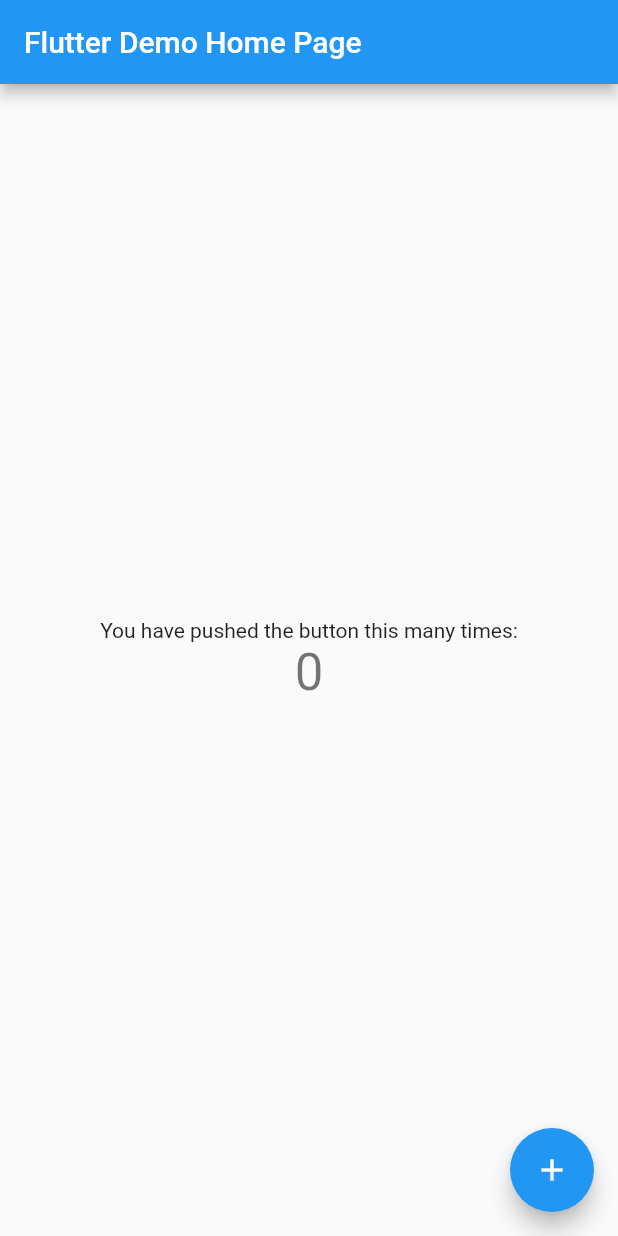
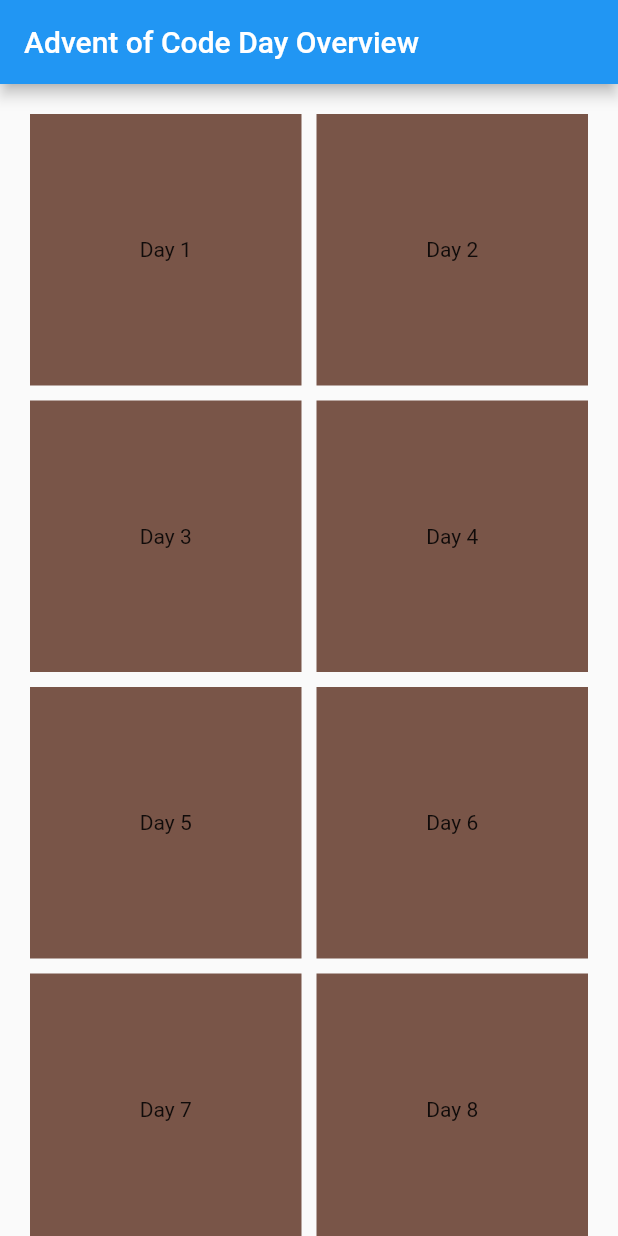
Before and after one commit to BlexSetlog/advent_of_code_2021, a Flutter app: the screen it shows after launch, on a phone screen of 412 x 824 dp. Run offline on Flutter 3.47's test engine with Material 2 defaults, Android fonts, the light colour scheme and no system bars; project files that could hold a hidden picture were left out.

Commit message:
layout draft

```diff
--- a/lib/main.dart
+++ b/lib/main.dart
@@ -1,3 +1,4 @@
+import 'package:advent_of_code_2021/shared/days_overview.dart';
 import 'package:flutter/material.dart';
 import 'package:flutter/services.dart';
 
@@ -12,35 +13,17 @@
   @override
   Widget build(BuildContext context) {
     return MaterialApp(
-      title: 'Flutter Demo',
+      title: 'Advent of Code',
       theme: ThemeData(
-        // This is the theme of your application.
-        //
-        // Try running your application with "flutter run". You'll see the
-        // application has a blue toolbar. Then, without quitting the app, try
-        // changing the primarySwatch below to Colors.green and then invoke
-        // "hot reload" (press "r" in the console where you ran "flutter run",
-        // or simply save your changes to "hot reload" in a Flutter IDE).
-        // Notice that the counter didn't reset back to zero; the application
-        // is not restarted.
         primarySwatch: Colors.blue,
       ),
-      home: const MyHomePage(title: 'Flutter Demo Home Page'),
+      home: const MyHomePage(title: 'Advent of Code Day Overview'),
     );
   }
 }
 
 class MyHomePage extends StatefulWidget {
   const MyHomePage({Key? key, required this.title}) : super(key: key);
-
-  // This widget is the home page of your application. It is stateful, meaning
-  // that it has a State object (defined below) that contains fields that affect
-  // how it looks.
-
-  // This class is the configuration for the state. It holds the values (in this
-  // case the title) provided by the parent (in this case the App widget) and
-  // used by the build method of the State. Fields in a Widget subclass are
-  // always marked "final".
 
   final String title;
 
@@ -49,82 +32,40 @@
 }
 
 class _MyHomePageState extends State<MyHomePage> {
-  int _counter = 0;
+  // int _counter = 0;
 
-  Future<String> loadAsset() async {
-    return await rootBundle.loadString('assets/day1/1.txt');
-  }
+  // Future<String> loadAsset() async {
+  //   return await rootBundle.loadString('assets/day1/1.txt');
+  // }
 
-  void _incrementCounter() {
-    setState(() {
-      // This call to setState tells the Flutter framework that something has
-      // changed in this State, which causes it to rerun the build method below
-      // so that the display can reflect the updated values. If we changed
-      // _counter without calling setState(), then the build method would not be
-      // called again, and so nothing would appear to happen.
-      _counter++;
-    });
-  }
+  // void _incrementCounter() {
+  //   setState(() {
+  //     // This call to setState tells the Flutter framework that something has
+  //     // changed in this State, which causes it to rerun the build method below
+  //     // so that the display can reflect the updated values. If we changed
+  //     // _counter without calling setState(), then the build method would not be
+  //     // called again, and so nothing would appear to happen.
+  //     _counter++;
+  //   });
+  // }
 
   @override
   Widget build(BuildContext context) {
-    loadAsset().then((res) {
-      List<String> x = res.split("\n");
-      num counter = 0;
-      List<List<int>>? y = List.generate(x.length%3, (index) => []);
-      for(var i = 0; i < x.length; i++){
-        y.add([int.parse(x[i])]);
-      }
-      print(y);
-    });
+    // loadAsset().then((res) {
+    //   List<String> x = res.split("\n");
+    //   num counter = 0;
+    //   for(var i = 0; i < x.length; i++){
 
-    // This method is rerun every time setState is called, for instance as done
-    // by the _incrementCounter method above.
-    //
-    // The Flutter framework has been optimized to make rerunning build methods
-    // fast, so that you can just rebuild anything that needs updating rather
-    // than having to individually change instances of widgets.
+    //   }
+    //   print(counter);
+    // });
     return Scaffold(
       appBar: AppBar(
-        // Here we take the value from the MyHomePage object that was created by
-        // the App.build method, and use it to set our appbar title.
         title: Text(widget.title),
       ),
       body: Center(
-        // Center is a layout widget. It takes a single child and positions it
-        // in the middle of the parent.
-        child: Column(
-          // Column is also a layout widget. It takes a list of children and
-          // arranges them vertically. By default, it sizes itself to fit its
-          // children horizontally, and tries to be as tall as its parent.
-          //
-          // Invoke "debug painting" (press "p" in the console, choose the
-          // "Toggle Debug Paint" action from the Flutter Inspector in Android
-          // Studio, or the "Toggle Debug Paint" command in Visual Studio Code)
-          // to see the wireframe for each widget.
-          //
-          // Column has various properties to control how it sizes itself and
-          // how it positions its children. Here we use mainAxisAlignment to
-          // center the children vertically; the main axis here is the vertical
-          // axis because Columns are vertical (the cross axis would be
-          // horizontal).
-          mainAxisAlignment: MainAxisAlignment.center,
-          children: <Widget>[
-            const Text(
-              'You have pushed the button this many times:',
-            ),
-            Text(
-              '$_counter',
-              style: Theme.of(context).textTheme.headline4,
-            ),
-          ],
-        ),
+        child: DaysOverview(),
       ),
-      floatingActionButton: FloatingActionButton(
-        onPressed: _incrementCounter,
-        tooltip: 'Increment',
-        child: const Icon(Icons.add),
-      ), // This trailing comma makes auto-formatting nicer for build methods.
     );
   }
 }
--- /dev/null
+++ b/lib/shared/days_overview.dart
@@ -0,0 +1,33 @@
+import 'dart:math';
+
+import 'package:flutter/cupertino.dart';
+import 'package:flutter/material.dart';
+
+class DaysOverview extends StatelessWidget {
+  final List<int> days = Iterable<int>.generate(24).toList();
+
+  DaysOverview({Key? key}) : super(key: key);
+
+  @override
+  Widget build(BuildContext context) {
+    return GridView.count(
+      primary: false,
+      padding: const EdgeInsets.all(20),
+      crossAxisSpacing: 10,
+      mainAxisSpacing: 10,
+      crossAxisCount: 2,
+      children: days
+          .map(
+            (e) => Container(
+                child: Center(
+                  child: Text(
+                    "Day ${e + 1}",
+                  ),
+                ),
+                color: Colors
+                    .primaries[Random().nextInt(Colors.primaries.length)]),
+          )
+          .toList(),
+    );
+  }
+}
```
